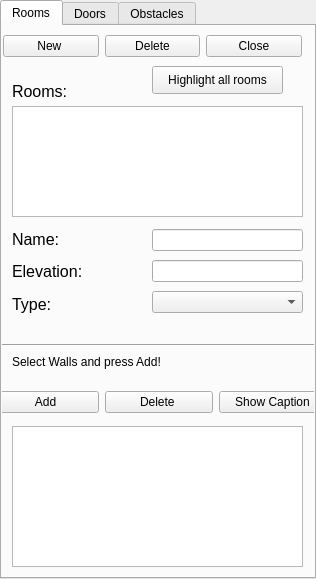
Qt form forms/roomwidget.ui (JuPedSim/jpseditor) before a commit.
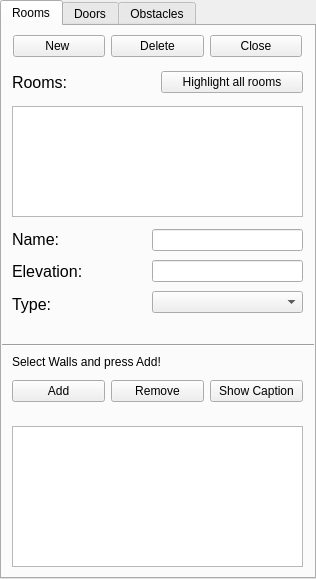
The same form after that commit. The open tabs and pages were chosen to show the change.

Commit message: Adjust roomwidget layout

```diff
--- a/forms/roomwidget.ui
+++ b/forms/roomwidget.ui
@@ -26,24 +26,6 @@
    <attribute name="title">
     <string>Rooms</string>
    </attribute>
-   <widget class="QLabel" name="label">
-    <property name="geometry">
-     <rect>
-      <x>10</x>
-      <y>50</y>
-      <width>191</width>
-      <height>31</height>
-     </rect>
-    </property>
-    <property name="font">
-     <font>
-      <pointsize>12</pointsize>
-     </font>
-    </property>
-    <property name="text">
-     <string>Rooms:</string>
-    </property>
-   </widget>
    <widget class="QLabel" name="label_2">
     <property name="geometry">
      <rect>
@@ -93,9 +75,9 @@
    <widget class="QWidget" name="horizontalLayoutWidget">
     <property name="geometry">
      <rect>
-      <x>0</x>
+      <x>10</x>
       <y>0</y>
-      <width>301</width>
+      <width>291</width>
       <height>41</height>
      </rect>
     </property>
@@ -150,10 +132,10 @@
    <widget class="QWidget" name="horizontalLayoutWidget_2">
     <property name="geometry">
      <rect>
-      <x>-10</x>
-      <y>360</y>
-      <width>334</width>
-      <height>32</height>
+      <x>10</x>
+      <y>350</y>
+      <width>291</width>
+      <height>31</height>
      </rect>
     </property>
     <layout class="QHBoxLayout" name="horizontalLayout_2">
@@ -176,7 +158,7 @@
         <string>&lt;html&gt;&lt;head/&gt;&lt;body&gt;&lt;p&gt;Delete wall from selected room&lt;/p&gt;&lt;/body&gt;&lt;/html&gt;</string>
        </property>
        <property name="text">
-        <string>Delete </string>
+        <string>Remove</string>
        </property>
        <property name="shortcut">
         <string>Ctrl+Alt+R</string>
@@ -249,7 +231,7 @@
       <x>150</x>
       <y>200</y>
       <width>151</width>
-      <height>91</height>
+      <height>93</height>
      </rect>
     </property>
     <layout class="QVBoxLayout" name="verticalLayout_2">
@@ -268,18 +250,36 @@
      </item>
     </layout>
    </widget>
-   <widget class="QPushButton" name="highlight_all">
+   <widget class="QWidget" name="">
     <property name="geometry">
      <rect>
-      <x>150</x>
+      <x>10</x>
       <y>40</y>
-      <width>131</width>
-      <height>28</height>
+      <width>291</width>
+      <height>32</height>
      </rect>
     </property>
-    <property name="text">
-     <string>Highlight all rooms</string>
-    </property>
+    <layout class="QHBoxLayout" name="horizontalLayout_3">
+     <item>
+      <widget class="QLabel" name="label">
+       <property name="font">
+        <font>
+         <pointsize>12</pointsize>
+        </font>
+       </property>
+       <property name="text">
+        <string>Rooms:</string>
+       </property>
+      </widget>
+     </item>
+     <item>
+      <widget class="QPushButton" name="highlight_all">
+       <property name="text">
+        <string>Highlight all rooms</string>
+       </property>
+      </widget>
+     </item>
+    </layout>
    </widget>
   </widget>
   <widget class="QWidget" name="tab">
```
Left out of the diff: 25 changed lines with no effect on the pictures.
